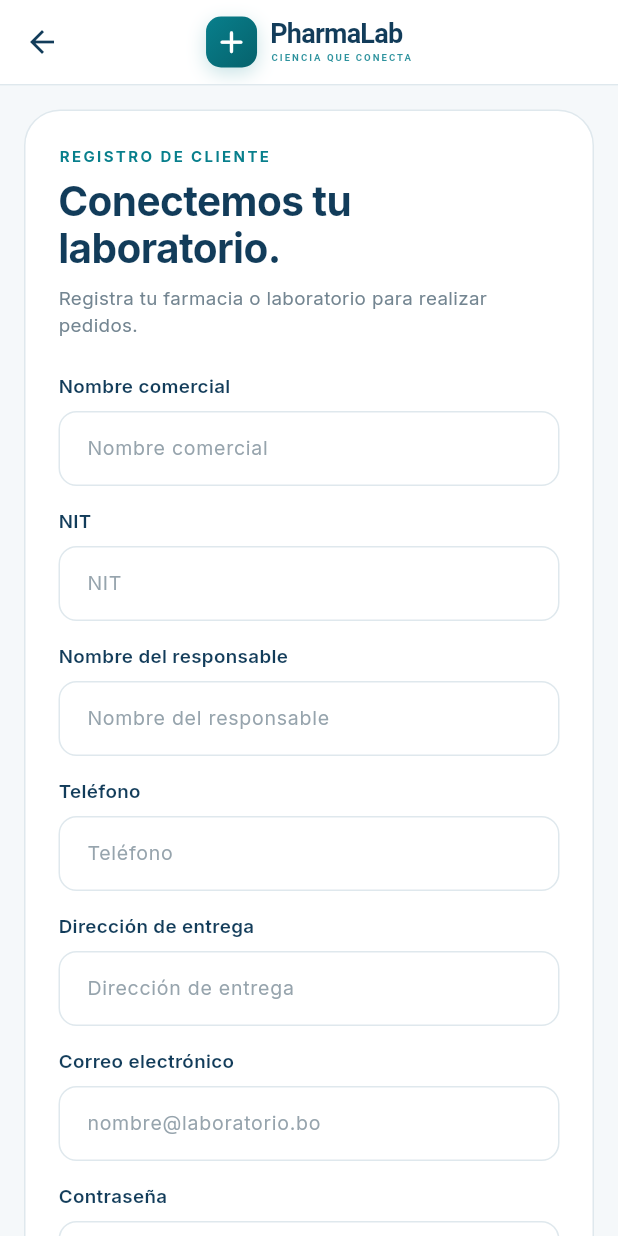
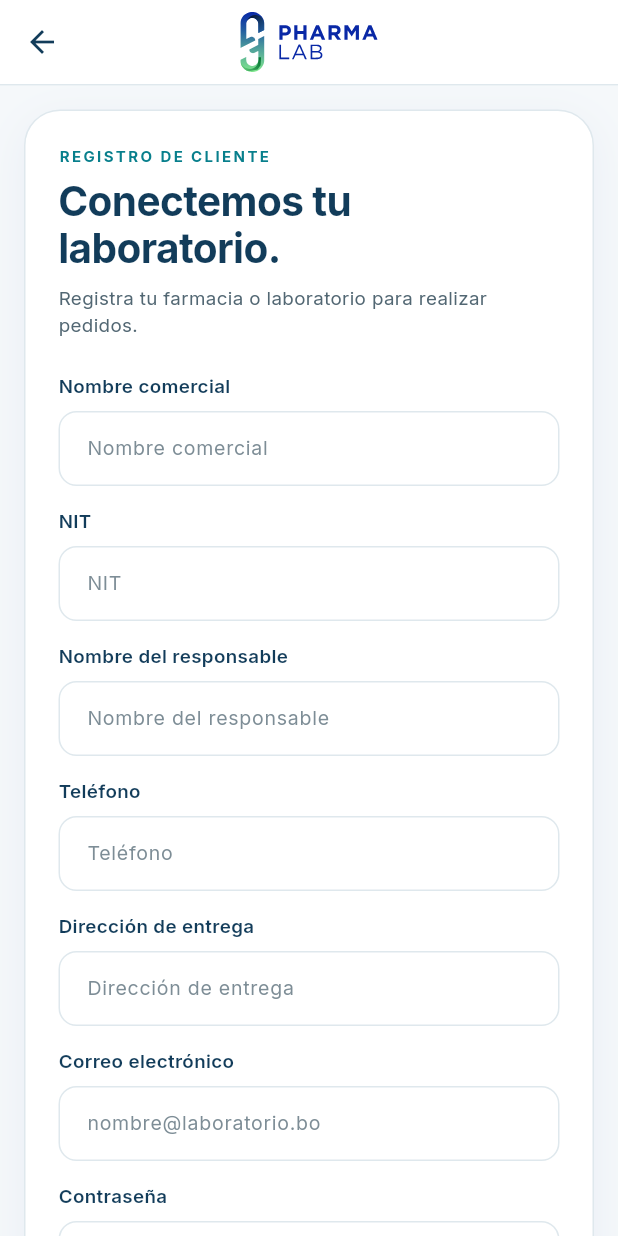
Before and after one commit to Uribe55/Proyecto_PharmaLab, a Flutter app: the screen it shows after launch, after a tap on "Registrar cliente", on a phone screen of 412 x 824 dp. Run offline on Flutter 3.47's test engine with Material 3 defaults, Android fonts, the phone set to English and light mode, and no system bars; our stand-ins replace flutter_svg, google_fonts; accounts and stored records are empty.

Commit message:
feat: actualizar identidad visual de PharmaLab

```diff
--- a/lib/screens/cliente_farmacia/home_screen.dart
+++ b/lib/screens/cliente_farmacia/home_screen.dart
@@ -25,9 +25,7 @@ class HomeScreen extends StatelessWidget {
 
   void _openProduct(BuildContext context, Product product) {
     Navigator.of(context).push(
-      MaterialPageRoute(
-        builder: (_) => ProductDetailScreen(product: product),
-      ),
+      MaterialPageRoute(builder: (_) => ProductDetailScreen(product: product)),
     );
   }
 
@@ -36,8 +34,8 @@ class HomeScreen extends StatelessWidget {
     final message = added
         ? '${product.name} se agregó al carrito.'
         : product.isAvailable
-            ? 'No hay más unidades disponibles de ${product.name}.'
-            : '${product.name} no tiene stock disponible.';
+        ? 'No hay más unidades disponibles de ${product.name}.'
+        : '${product.name} no tiene stock disponible.';
 
     ScaffoldMessenger.of(context)
       ..hideCurrentSnackBar()
@@ -59,11 +57,16 @@ class HomeScreen extends StatelessWidget {
               padding: EdgeInsets.zero,
               children: [
                 Padding(
-                  padding: const EdgeInsets.fromLTRB(20, 10, 20, 0),
+                  padding: const EdgeInsets.fromLTRB(20, 12, 20, 0),
                   child: Row(
                     children: const [
-                      PharmaLogo(),
-                      Spacer(),
+                      Expanded(
+                        child: Align(
+                          alignment: Alignment.centerLeft,
+                          child: PharmaLogo(height: 46),
+                        ),
+                      ),
+                      SizedBox(width: 12),
                       ClientAvatar(),
                     ],
                   ),
@@ -126,9 +129,7 @@ class HomeScreen extends StatelessWidget {
                     ),
                   ),
                 ),
-                _PromoBanner(
-                  onExplore: () => _openCatalog(context),
-                ),
+                _PromoBanner(onExplore: () => _openCatalog(context)),
                 Padding(
                   padding: const EdgeInsets.fromLTRB(20, 24, 20, 0),
                   child: SectionHeader(
@@ -167,8 +168,9 @@ class HomeScreen extends StatelessWidget {
                   shrinkWrap: true,
                   physics: const NeverScrollableScrollPhysics(),
                   gridDelegate: SliverGridDelegateWithFixedCrossAxisCount(
-                    crossAxisCount:
-                        MediaQuery.sizeOf(context).width >= 720 ? 3 : 2,
+                    crossAxisCount: MediaQuery.sizeOf(context).width >= 720
+                        ? 3
+                        : 2,
                     crossAxisSpacing: 12,
                     mainAxisSpacing: 12,
                     mainAxisExtent: 248,
@@ -209,14 +211,12 @@ class _PromoBanner extends StatelessWidget {
       padding: const EdgeInsets.fromLTRB(18, 18, 12, 18),
       decoration: BoxDecoration(
         gradient: const LinearGradient(
-          colors: [AppColors.mint, Color(0xFFF1FAF8)],
+          colors: [AppColors.mint, AppColors.brandGreenTint],
           begin: Alignment.topLeft,
           end: Alignment.bottomRight,
         ),
         borderRadius: BorderRadius.circular(20),
-        border: Border.all(
-          color: AppColors.primary.withValues(alpha: 0.14),
-        ),
+        border: Border.all(color: AppColors.primary.withValues(alpha: 0.14)),
       ),
       child: Row(
         children: [
--- a/lib/screens/login_screen.dart
+++ b/lib/screens/login_screen.dart
@@ -54,9 +54,9 @@ class _LoginScreenState extends State<LoginScreen> {
       return;
     }
 
-    Navigator.of(context).pushReplacement(
-      MaterialPageRoute(builder: (_) => const ClientShell()),
-    );
+    Navigator.of(
+      context,
+    ).pushReplacement(MaterialPageRoute(builder: (_) => const ClientShell()));
   }
 
   void _fillDemoAccount() {
@@ -68,7 +68,9 @@ class _LoginScreenState extends State<LoginScreen> {
   }
 
   Future<void> _showRecoveryDialog() async {
-    final controller = TextEditingController(text: _emailController.text.trim());
+    final controller = TextEditingController(
+      text: _emailController.text.trim(),
+    );
 
     final email = await showDialog<String>(
       context: context,
@@ -98,9 +100,8 @@ class _LoginScreenState extends State<LoginScreen> {
             child: const Text('Cancelar'),
           ),
           TextButton(
-            onPressed: () => Navigator.of(dialogContext).pop(
-              controller.text.trim(),
-            ),
+            onPressed: () =>
+                Navigator.of(dialogContext).pop(controller.text.trim()),
             child: const Text('Enviar'),
           ),
         ],
@@ -111,9 +112,7 @@ class _LoginScreenState extends State<LoginScreen> {
     if (!mounted || email == null || email.isEmpty) return;
 
     ScaffoldMessenger.of(context).showSnackBar(
-      SnackBar(
-        content: Text('Enviamos las instrucciones a $email.'),
-      ),
+      SnackBar(content: Text('Enviamos las instrucciones a $email.')),
     );
   }
 
@@ -127,7 +126,10 @@ class _LoginScreenState extends State<LoginScreen> {
               padding: const EdgeInsets.all(16),
               child: ConstrainedBox(
                 constraints: BoxConstraints(
-                  minHeight: constraints.maxHeight - 32,
+                  minHeight: (constraints.maxHeight - 32).clamp(
+                    0.0,
+                    double.infinity,
+                  ),
                 ),
                 child: Center(
                   child: ConstrainedBox(
@@ -138,14 +140,15 @@ class _LoginScreenState extends State<LoginScreen> {
                         color: AppColors.surface,
                         borderRadius: BorderRadius.circular(24),
                         border: Border.all(color: AppColors.border),
+                        boxShadow: AppTheme.formShadow,
                       ),
                       child: Form(
                         key: _formKey,
                         child: Column(
                           crossAxisAlignment: CrossAxisAlignment.start,
                           children: [
-                            const PharmaLogo(),
-                            const SizedBox(height: 30),
+                            const Center(child: PharmaLogo(height: 84)),
+                            const SizedBox(height: 24),
                             const Text(
                               'TU ALIADO EN DIAGNÓSTICO',
                               style: AppText.eyebrow,
@@ -293,7 +296,12 @@ class _LoginScreenState extends State<LoginScreen> {
                                         mainAxisAlignment:
                                             MainAxisAlignment.center,
                                         children: [
-                                          Text('Iniciar sesión'),
+                                          Flexible(
+                                            child: Text(
+                                              'Iniciar sesión',
+                                              textAlign: TextAlign.center,
+                                            ),
+                                          ),
                                           SizedBox(width: 8),
                                           Icon(
                                             Icons.arrow_forward_rounded,
--- a/lib/screens/register_screen.dart
+++ b/lib/screens/register_screen.dart
@@ -110,7 +110,7 @@ class _RegisterScreenState extends State<RegisterScreen> {
     return Scaffold(
       appBar: AppBar(
         leading: const BackButton(),
-        title: const PharmaLogo(compact: true),
+        title: const PharmaLogo(height: 40),
         centerTitle: true,
         bottom: const PreferredSize(
           preferredSize: Size.fromHeight(1),
@@ -132,6 +132,7 @@ class _RegisterScreenState extends State<RegisterScreen> {
                       color: AppColors.surface,
                       borderRadius: BorderRadius.circular(24),
                       border: Border.all(color: AppColors.border),
+                      boxShadow: AppTheme.formShadow,
                     ),
                     child: Form(
                       key: _formKey,
@@ -201,7 +202,8 @@ class _RegisterScreenState extends State<RegisterScreen> {
                             validator: (value) {
                               final phone = value?.trim() ?? '';
                               if (phone.isEmpty) return 'Ingresa un teléfono.';
-                              if (phone.replaceAll(RegExp(r'\D'), '').length < 7) {
+                              if (phone.replaceAll(RegExp(r'\D'), '').length <
+                                  7) {
                                 return 'Ingresa un teléfono válido.';
                               }
                               return null;
@@ -390,7 +392,12 @@ class _RegisterScreenState extends State<RegisterScreen> {
                                       mainAxisAlignment:
                                           MainAxisAlignment.center,
                                       children: [
-                                        Text('Crear cuenta'),
+                                        Flexible(
+                                          child: Text(
+                                            'Crear cuenta',
+                                            textAlign: TextAlign.center,
+                                          ),
+                                        ),
                                         SizedBox(width: 8),
                                         Icon(
                                           Icons.arrow_forward_rounded,
--- a/lib/theme/app_theme.dart
+++ b/lib/theme/app_theme.dart
@@ -11,7 +11,8 @@ class AppColors {
   static const Color background = Color(0xFFF5F8FA);
   static const Color surface = Color(0xFFFFFFFF);
   static const Color mint = Color(0xFFE5F4F2);
-  static const Color muted = Color(0xFF738591);
+  static const Color brandGreenTint = Color(0xFFF0FAF0);
+  static const Color muted = Color(0xFF526773);
   static const Color border = Color(0xFFDFE8ED);
 
   // Estados de pedido.
@@ -101,6 +102,10 @@ class AppText {
 class AppTheme {
   const AppTheme._();
 
+  static const formShadow = [
+    BoxShadow(color: Color(0x0D0928A6), blurRadius: 24, offset: Offset(0, 8)),
+  ];
+
   // Alias conservado para compatibilidad con pantallas existentes.
   static const Color primaryColor = AppColors.primary;
   static const Color darkText = AppColors.ink;
@@ -121,10 +126,8 @@ class AppTheme {
       scaffoldBackgroundColor: AppColors.background,
     );
 
-    final textTheme = GoogleFonts.interTextTheme(base.textTheme).apply(
-      bodyColor: AppColors.ink,
-      displayColor: AppColors.ink,
-    );
+    final textTheme = GoogleFonts.interTextTheme(base.textTheme)
+        .apply(bodyColor: AppColors.ink, displayColor: AppColors.ink);
 
     final inputBorder = OutlineInputBorder(
       borderRadius: BorderRadius.circular(12),
@@ -152,7 +155,10 @@ class AppTheme {
       inputDecorationTheme: InputDecorationThemeData(
         filled: true,
         fillColor: AppColors.surface,
-        contentPadding: const EdgeInsets.symmetric(horizontal: 15, vertical: 15),
+        contentPadding: const EdgeInsets.symmetric(
+          horizontal: 15,
+          vertical: 15,
+        ),
         hintStyle: TextStyle(
           fontSize: 13,
           color: AppColors.muted.withValues(alpha: 0.75),
@@ -203,19 +209,13 @@ class AppTheme {
           shape: RoundedRectangleBorder(
             borderRadius: BorderRadius.circular(14),
           ),
-          textStyle: const TextStyle(
-            fontSize: 14,
-            fontWeight: FontWeight.w600,
-          ),
+          textStyle: const TextStyle(fontSize: 14, fontWeight: FontWeight.w600),
         ),
       ),
       textButtonTheme: TextButtonThemeData(
         style: TextButton.styleFrom(
           foregroundColor: AppColors.primary,
-          textStyle: const TextStyle(
-            fontSize: 13,
-            fontWeight: FontWeight.w600,
-          ),
+          textStyle: const TextStyle(fontSize: 13, fontWeight: FontWeight.w600),
         ),
       ),
       cardTheme: CardThemeData(
@@ -257,9 +257,7 @@ class AppTheme {
         space: 1,
       ),
       checkboxTheme: CheckboxThemeData(
-        shape: RoundedRectangleBorder(
-          borderRadius: BorderRadius.circular(5),
-        ),
+        shape: RoundedRectangleBorder(borderRadius: BorderRadius.circular(5)),
         side: const BorderSide(color: AppColors.border, width: 1.4),
         fillColor: WidgetStateProperty.resolveWith((states) {
           if (states.contains(WidgetState.selected)) {
@@ -274,18 +272,14 @@ class AppTheme {
         contentTextStyle: const TextStyle(color: Colors.white, fontSize: 13),
         actionTextColor: AppColors.mint,
         elevation: 2,
-        shape: RoundedRectangleBorder(
-          borderRadius: BorderRadius.circular(12),
-        ),
+        shape: RoundedRectangleBorder(borderRadius: BorderRadius.circular(12)),
         insetPadding: const EdgeInsets.fromLTRB(16, 0, 16, 16),
       ),
       dialogTheme: DialogThemeData(
         backgroundColor: AppColors.surface,
         surfaceTintColor: Colors.transparent,
         elevation: 0,
-        shape: RoundedRectangleBorder(
-          borderRadius: BorderRadius.circular(20),
-        ),
+        shape: RoundedRectangleBorder(borderRadius: BorderRadius.circular(20)),
         titleTextStyle: AppText.h3,
         contentTextStyle: AppText.body,
       ),
--- a/lib/widgets/pharma_logo.dart
+++ b/lib/widgets/pharma_logo.dart
@@ -1,72 +1,19 @@
 import 'package:flutter/material.dart';
-
-import '../theme/app_theme.dart';
+import 'package:flutter_svg/flutter_svg.dart';
 
 class PharmaLogo extends StatelessWidget {
-  const PharmaLogo({super.key, this.compact = false});
+  const PharmaLogo({super.key, required this.height});
 
-  final bool compact;
+  final double height;
 
   @override
   Widget build(BuildContext context) {
-    final markSize = compact ? 34.0 : 38.0;
-
-    return Row(
-      mainAxisSize: MainAxisSize.min,
-      children: [
-        Container(
-          width: markSize,
-          height: markSize,
-          decoration: BoxDecoration(
-            gradient: const LinearGradient(
-              colors: [AppColors.primary, AppColors.primaryDark],
-              begin: Alignment.topLeft,
-              end: Alignment.bottomRight,
-            ),
-            borderRadius: BorderRadius.circular(10),
-            boxShadow: [
-              BoxShadow(
-                color: AppColors.primary.withValues(alpha: 0.22),
-                blurRadius: 10,
-                offset: const Offset(0, 4),
-              ),
-            ],
-          ),
-          child: const Icon(
-            Icons.add_rounded,
-            color: Colors.white,
-            size: 25,
-          ),
-        ),
-        const SizedBox(width: 9),
-        Column(
-          mainAxisSize: MainAxisSize.min,
-          crossAxisAlignment: CrossAxisAlignment.start,
-          children: [
-            Text(
-              'PharmaLab',
-              style: TextStyle(
-                fontSize: compact ? 18 : 20,
-                height: 1,
-                fontWeight: FontWeight.w700,
-                letterSpacing: -0.5,
-                color: AppColors.ink,
-              ),
-            ),
-            const SizedBox(height: 3),
-            Text(
-              'CIENCIA QUE CONECTA',
-              style: TextStyle(
-                fontSize: compact ? 6.4 : 6.8,
-                height: 1,
-                fontWeight: FontWeight.w600,
-                letterSpacing: 1.35,
-                color: AppColors.primary.withValues(alpha: 0.85),
-              ),
-            ),
-          ],
-        ),
-      ],
+    return SvgPicture.asset(
+      'assets/images/PharmaLab_logo.svg',
+      width: height * 1174 / 513,
+      height: height,
+      fit: BoxFit.contain,
+      semanticsLabel: 'PharmaLab',
     );
   }
 }
```
Also changed, not shown: pubspec.yaml (+3 -4 lines), assets/images/PharmaLab_logo.svg (added), pubspec.lock, 1 other file.
